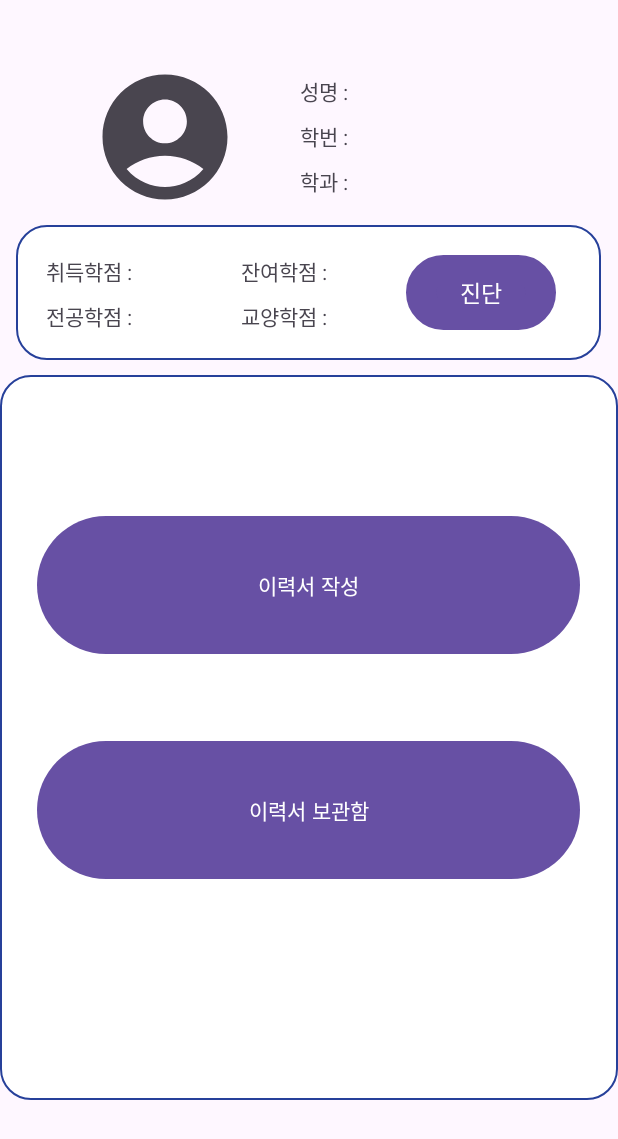
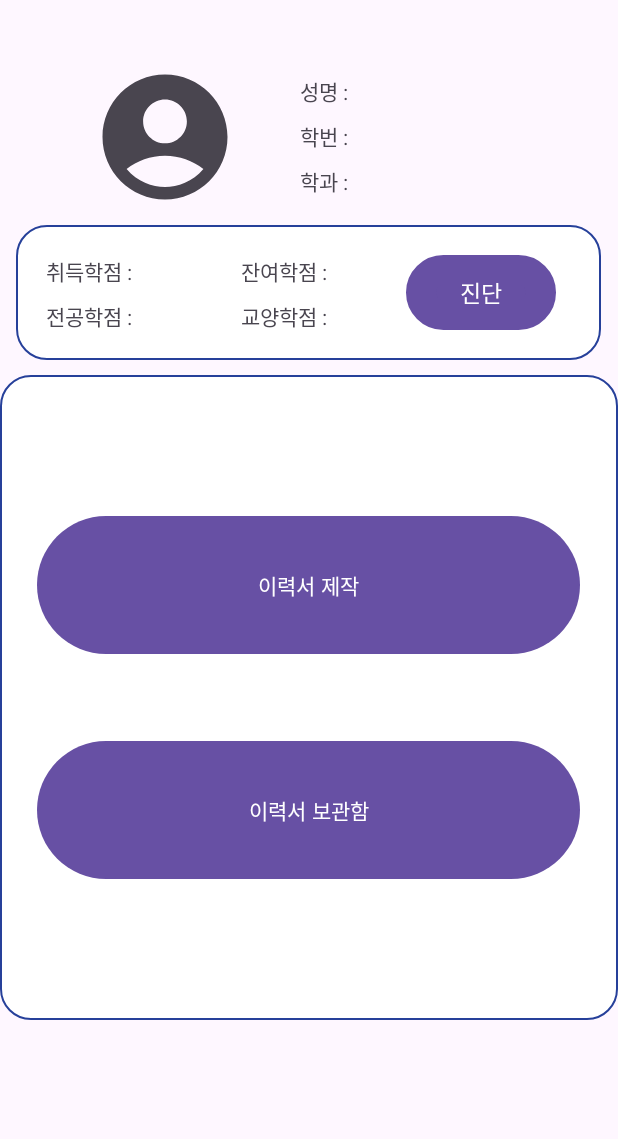
Before and after one commit to chaesoobum/anyang_setup, an Android app: the ResumeMainActivity screen opened directly, with no data from a screen before it, on a phone screen of 412 x 824 dp. Shown: the top 1139 px of the screen. Run offline under Robolectric (Android 15) with nearby library versions, the phone set to English and light mode, and no system bars.

```diff
--- a/app/src/main/res/layout/resume_main.xml
+++ b/app/src/main/res/layout/resume_main.xml
@@ -157,17 +157,9 @@
                     android:textSize="15dp" />
 
             </RelativeLayout>
-
-
-
-
-
-
-
-
             <RelativeLayout
                 android:layout_width="match_parent"
-                android:layout_height="483dp"
+                android:layout_height="430dp"
                 android:layout_marginTop="250dp"
                 android:layout_marginBottom="10dp"
                 android:layout_centerHorizontal="true"
@@ -180,7 +172,7 @@
                     android:layout_marginLeft="20dp"
                     android:layout_marginTop="90dp"
                     android:layout_centerHorizontal="true"
-                    android:text="이력서 작성"
+                    android:text="이력서 제작"
                     tools:ignore="UnknownId" />
 
                 <Button
--- a/app/src/main/res/layout/resume_write.xml
+++ b/app/src/main/res/layout/resume_write.xml
@@ -57,6 +57,7 @@
         android:layout_marginTop="100dp"
         android:layout_marginLeft="30dp"
         android:layout_marginRight="30dp"
+        android:layout_marginBottom="100dp"
         android:id="@+id/file_list_view"
         android:layout_width="match_parent"
         android:layout_height="match_parent"
@@ -64,4 +65,6 @@
         android:background="@android:color/white" />
 
 
+
+
 </androidx.constraintlayout.widget.ConstraintLayout>
```
Also changed, not shown: app/src/main/java/com/example/anyang_setup/ResumeWriteActivity.java (+19 -1 lines).
